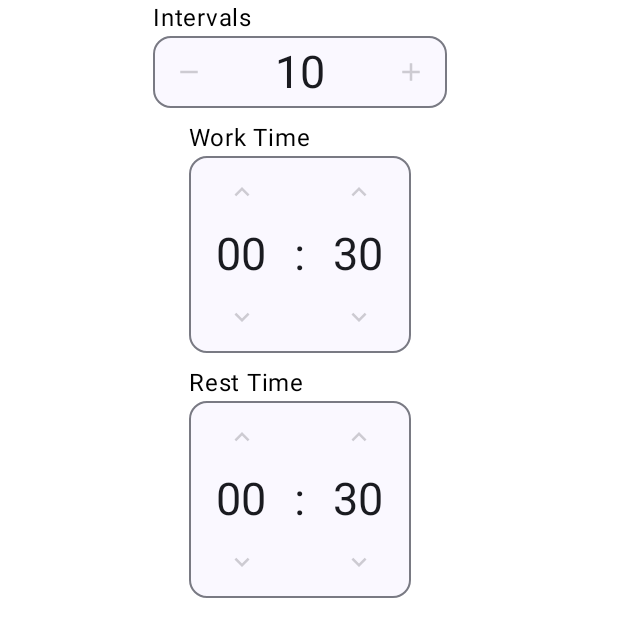
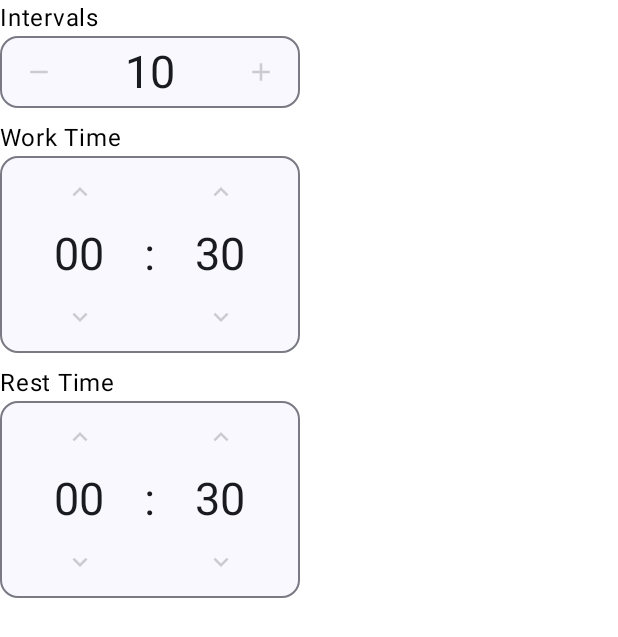
Before and after one commit to MatthiasSchatzeder/SimpleIntervalTimer, an Android app built with Jetpack Compose: the @Preview function TimeIntervalInputPreview, on a phone screen of 412 x 824 dp. Shown: the top 637 px of the screen. Run offline under Robolectric (Android 15) with nearby library versions, the phone set to English and light mode, and no system bars.

Commit message:
adjust TimeIntervalInput layout - align width of input cards

```diff
--- a/app/src/main/java/com/example/simpleintervaltimer/timer/presentation/components/time_interval_input/TimeIntervalInput.kt
+++ b/app/src/main/java/com/example/simpleintervaltimer/timer/presentation/components/time_interval_input/TimeIntervalInput.kt
@@ -1,8 +1,10 @@
 package com.example.simpleintervaltimer.timer.presentation.components.time_interval_input
 
+import androidx.compose.foundation.layout.Arrangement
 import androidx.compose.foundation.layout.Column
 import androidx.compose.foundation.layout.Row
 import androidx.compose.foundation.layout.Spacer
+import androidx.compose.foundation.layout.fillMaxWidth
 import androidx.compose.foundation.layout.height
 import androidx.compose.foundation.layout.size
 import androidx.compose.foundation.layout.width
@@ -63,7 +65,7 @@ fun TimeIntervalInput(
     onTimeIntervalChanged(uiState.validate().toTimeInterval())
 
     Column(
-        modifier = modifier.width(400.dp),
+        modifier = modifier.width(200.dp),
         horizontalAlignment = Alignment.CenterHorizontally
     ) {
         PlusMinusNumberSelector(
@@ -127,9 +129,11 @@ private fun PlusMinusNumberSelector(
         modifier = modifier
     ) {
         Text(text = label)
-        OutlinedCard(modifier = Modifier.align(Alignment.CenterHorizontally)) {
+        OutlinedCard {
             Row(
-                verticalAlignment = Alignment.CenterVertically
+                modifier = Modifier.fillMaxWidth(),
+                verticalAlignment = Alignment.CenterVertically,
+                horizontalArrangement = Arrangement.Center
             ) {
                 IconButton(onClick = { onMinusButtonClick() }) {
                     Icon(
@@ -196,9 +200,11 @@ private fun MinuteSecondInput(
         modifier = modifier
     ) {
         Text(text = label)
-        OutlinedCard(modifier = Modifier.align(Alignment.CenterHorizontally)) {
+        OutlinedCard {
             Row(
-                verticalAlignment = Alignment.CenterVertically
+                modifier = Modifier.fillMaxWidth(),
+                verticalAlignment = Alignment.CenterVertically,
+                horizontalArrangement = Arrangement.Center
             ) {
                 UpDownNumberSelector(
                     modifier = Modifier.testTag(MINUTE_INPUT_TEST_TAG),
@@ -211,11 +217,13 @@ private fun MinuteSecondInput(
                     onFocusLeft = onFocusLeft,
                     onKeyboardActionDone = onKeyboardActionDone
                 )
+                Spacer(Modifier.width(8.dp))
                 Text(
                     modifier = Modifier.clearAndSetSemantics { },
                     text = ":",
                     fontSize = 30.sp
                 )
+                Spacer(Modifier.width(8.dp))
                 UpDownNumberSelector(
                     modifier = Modifier.testTag(SECOND_INPUT_TEST_TAG),
                     value = secondTextValue,
```
